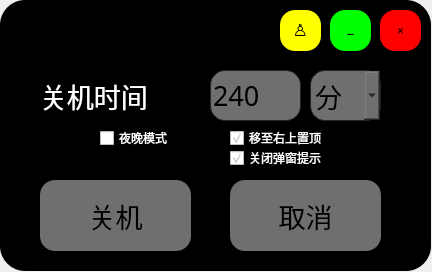
This is module/resources/ui.ui in Gentlesprite/Windows_Scheduleder as Qt 5 draws it before an edit. The edited form follows.
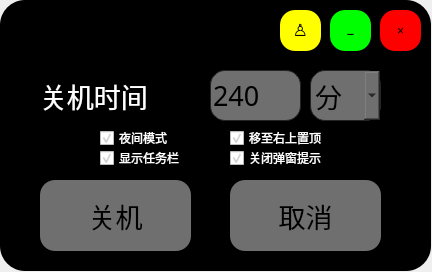
This is the edited form.

The edit to the form file:
```diff
--- a/module/resources/ui.ui
+++ b/module/resources/ui.ui
@@ -436,10 +436,38 @@
     <string notr="true">color:rgb(255, 255, 255);</string>
    </property>
    <property name="text">
-    <string>夜晚模式</string>
+    <string>夜间模式</string>
    </property>
    <property name="checked">
-    <bool>false</bool>
+    <bool>true</bool>
+   </property>
+  </widget>
+  <widget class="QCheckBox" name="checkBox_show_taskbar">
+   <property name="enabled">
+    <bool>true</bool>
+   </property>
+   <property name="geometry">
+    <rect>
+     <x>100</x>
+     <y>150</y>
+     <width>121</width>
+     <height>16</height>
+    </rect>
+   </property>
+   <property name="font">
+    <font>
+     <family>黑体</family>
+     <pointsize>9</pointsize>
+    </font>
+   </property>
+   <property name="styleSheet">
+    <string notr="true">color:rgb(255, 255, 255);</string>
+   </property>
+   <property name="text">
+    <string>显示任务栏</string>
+   </property>
+   <property name="checked">
+    <bool>true</bool>
    </property>
   </widget>
   <zorder>bkgd</zorder>
@@ -455,6 +483,7 @@
   <zorder>checkBox_auto_keep_top</zorder>
   <zorder>checkBox_close_windows_tips</zorder>
   <zorder>checkBox_night_mode</zorder>
+  <zorder>checkBox_show_taskbar</zorder>
  </widget>
  <resources>
   <include location="res.qrc"/>
```
